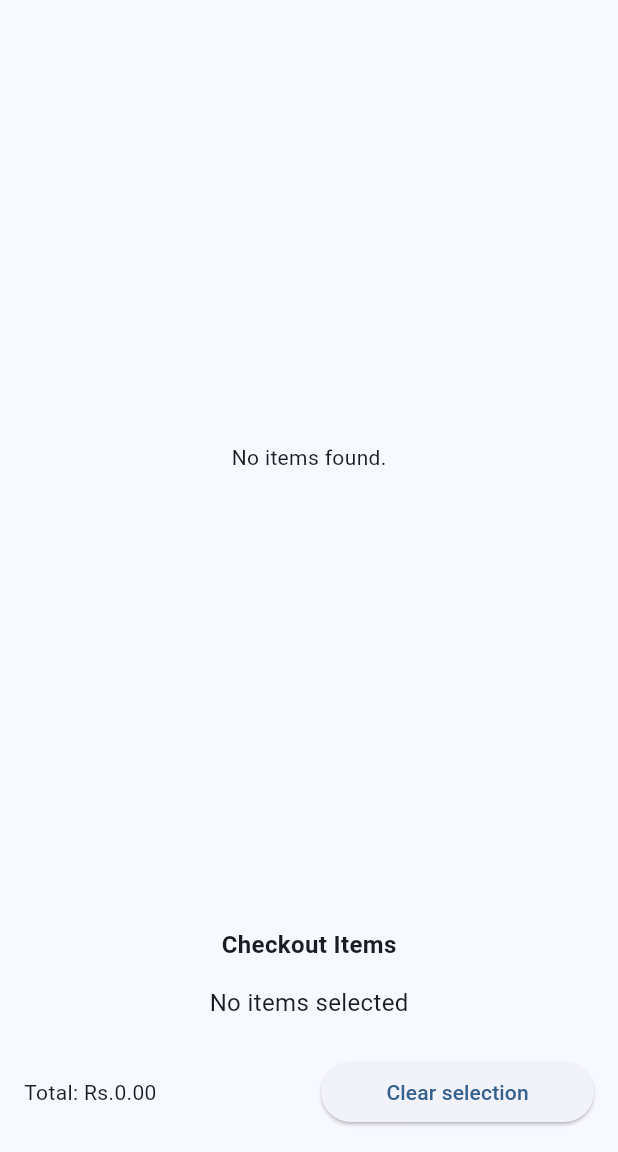
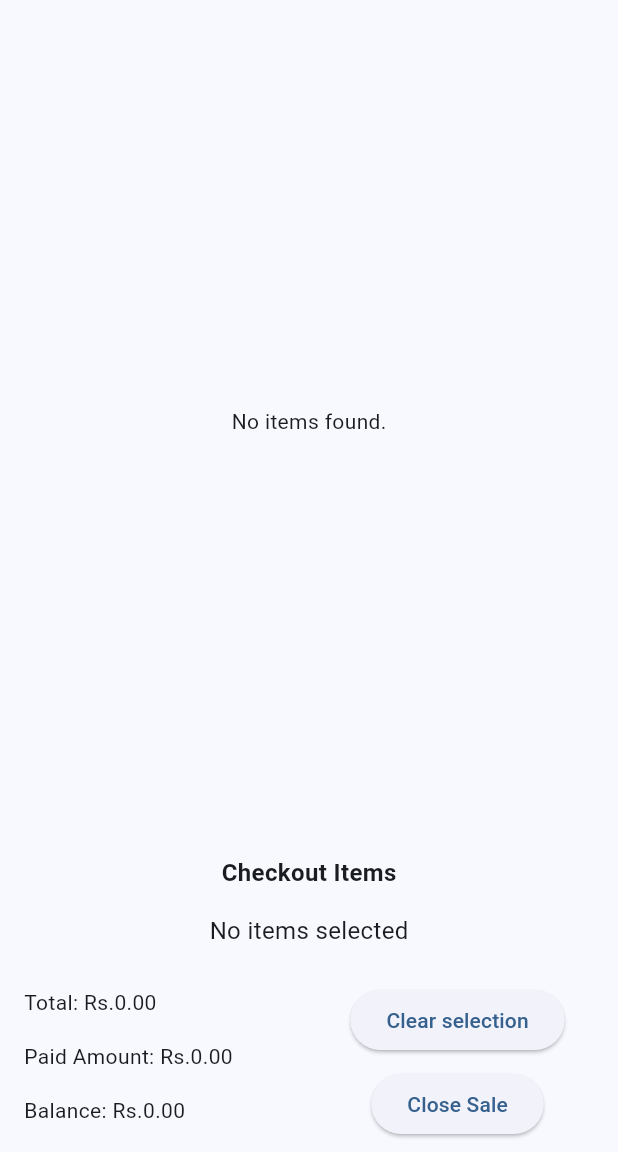
Before and after one commit to Sathira-Wijeratne/Restaurant-Billing-System-Mobile-App, a Flutter app: the screen it shows after launch, on a phone screen of 412 x 824 dp, the part 84-1236 px from its top. Run offline on Flutter 3.47's test engine with Material 3 defaults, Android fonts, the phone set to English and light mode, and no system bars; our stand-ins replace cloud_firestore, firebase_core; accounts and stored records are empty.

Commit message:
Improve sale screen and data fetching
- Remove FutureBuilder to prevent redundant item fetching on each setState call.
- Display the current balance and the paid amount to the user.
- Fetch items in initState to ensure data is loaded only once on widget creation.
- Implement a button to close the current sale.

```diff
--- a/lib/screens/home_page.dart
+++ b/lib/screens/home_page.dart
@@ -21,17 +21,30 @@ class HomePage extends StatefulWidget {
 
 class _HomePageState extends State<HomePage> {
   final db = FirebaseFirestore.instance;
-  double itemTotal = 0.0;
+  double itemTotal = 0.00;
   // TODO : is it ok to create linkedhashmap like this?
-  LinkedHashMap<String, int> selectedItems = new LinkedHashMap();
+  LinkedHashMap<String, int> selectedItems = LinkedHashMap();
+  double balance = 0.00;
+  double paidAmount = 0.00;
+  bool isLoading = true;
+  late List<Map<String, dynamic>> items;
 
   // TODO : is initstate necessary and other methods necessary? what variables goes inside them?
-  // @override
-  // void initState() {
-  //   // TODO: implement initState
-  //   super.initState();
-  //   selectedItems = LinkedHashMap<String, int>();
-  // }
+  @override
+  void initState() {
+    // TODO: implement initState
+    super.initState();
+
+    // fetch items
+    fetchItems().then((fetchedItems){
+      setState(() {
+        items = fetchedItems;
+        isLoading = false;
+      });
+    });
+
+    // selectedItems = LinkedHashMap<String, int>();
+  }
 
   // methods
   Future<List<Map<String, dynamic>>> fetchItems() async {
@@ -62,6 +75,25 @@ class _HomePageState extends State<HomePage> {
     });
   }
 
+  void closeSale(){
+    if(selectedItems.isEmpty){
+    //   notify that sale cannot be closed
+    }
+
+    // close sale
+
+    // notify success
+
+    // clear variables
+    setState(() {
+      itemTotal = 0.0;
+      paidAmount = 0.0;
+      balance = 0.0;
+      selectedItems.clear();
+    });
+
+  }
+
   @override
   Widget build(BuildContext context) {
     return Scaffold(
@@ -72,20 +104,11 @@ class _HomePageState extends State<HomePage> {
         body: Column(
           children: [
             Expanded(
-              child: FutureBuilder<List<Map<String, dynamic>>>(
-                future: fetchItems(),
-                builder: (context, snapshot) {
-                  if (snapshot.connectionState == ConnectionState.waiting) {
-                    return const Center(child: CircularProgressIndicator());
-                  }
-                  if (snapshot.hasError) {
-                    return Center(child: Text('Error: ${snapshot.error}'));
-                  }
-                  final items = snapshot.data ?? []; // what does ?? mean?
-                  if (items.isEmpty) {
-                    return const Center(child: Text('No items found.'));
-                  }
-                  return Row(
+                child: isLoading
+                    ? const Center(child: CircularProgressIndicator(),)
+                    : items.isEmpty
+                    ? const Center(child: Text('No items found.'),)
+                    :  Row(
                     children: [
                       // Left: Name and Price
                       Expanded(
@@ -165,8 +188,6 @@ class _HomePageState extends State<HomePage> {
                         ),
                       ),
                     ],
-                  );
-                },
                   ),
             ),
             Column(
@@ -210,18 +231,36 @@ class _HomePageState extends State<HomePage> {
               child: Row(
                 children: [
                   Expanded(
-                    child: Padding(
+                    child: Column(
+                      crossAxisAlignment: CrossAxisAlignment.start,
+                      children: [
+                        Padding(
                           padding: const EdgeInsets.all(8.0),
                           child: Text('Total: \Rs.${itemTotal.toStringAsFixed(2)}'),
                         ),
+                        Padding(
+                          padding: const EdgeInsets.all(8.0),
+                          child: Text('Paid Amount: Rs.${paidAmount.toStringAsFixed(2)}'),
+                        ),
+                        Padding(
+                          padding: const EdgeInsets.all(8.0),
+                          child: Text('Balance: Rs.${balance.toStringAsFixed(2)}'),
+                        ),
+                      ],
+                    ),
                   ),
                   Expanded(
-                    child: Padding(
+                    child: Column(
+                      children: [
+                        Padding(
                           padding: const EdgeInsets.all(8.0),
                           child: ElevatedButton(
                             onPressed: clearSelectedItems,
                             child: Text('Clear selection'),
                           ),
+                        ),
+                        ElevatedButton(onPressed: closeSale, child: Text('Close Sale'))
+                      ],
                     ),
                   ),
                 ],
```
Lines whose indentation alone changed are shown as unchanged.
